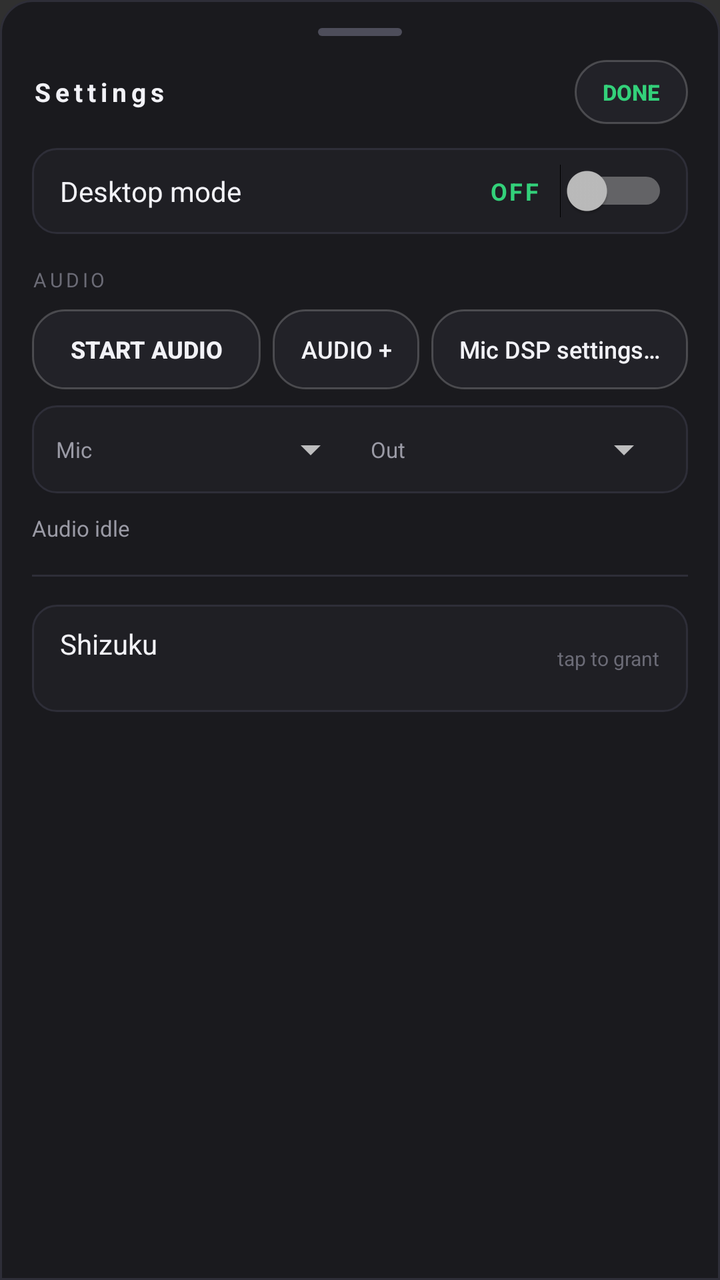
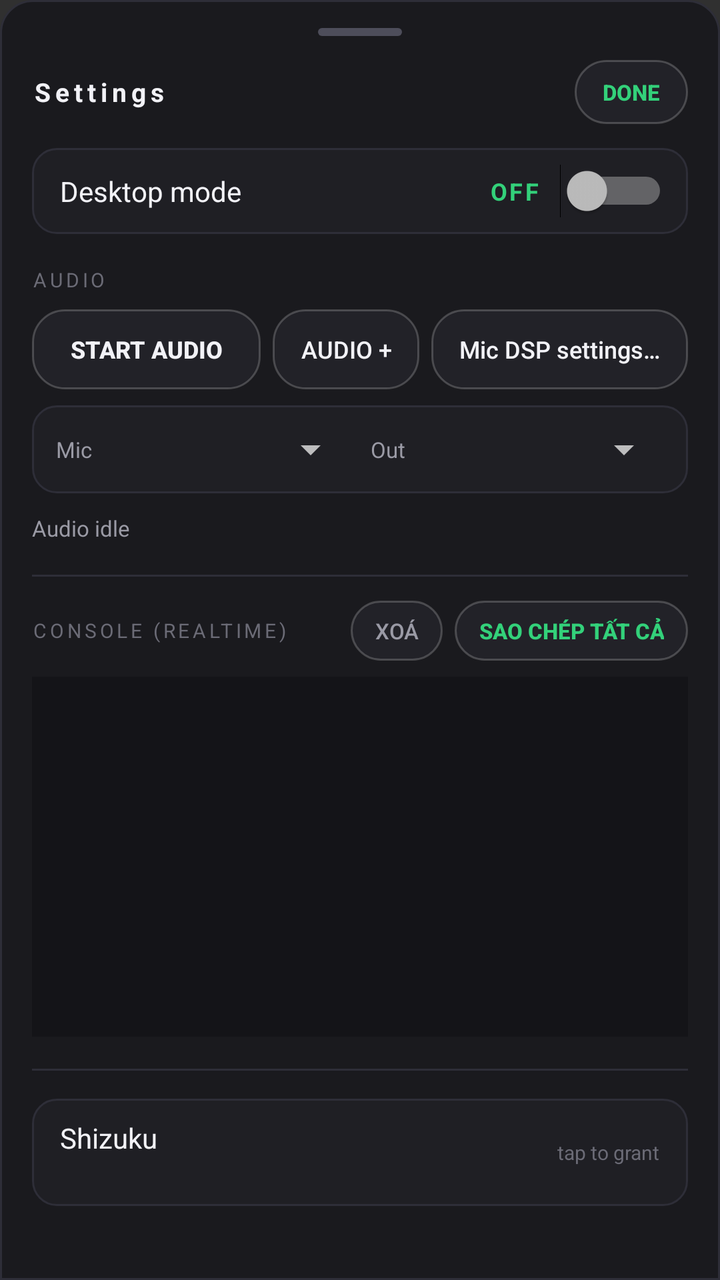

Screens rendered from an Android XML layout before and after an edit, with the pre-edit source and the edit as a unified diff.
<!-- AndroidManifest.xml: application theme Theme.AppCompat -->
<!-- res/layout/dialog_quick_settings.xml -->
<LinearLayout
    xmlns:android="http://schemas.android.com/apk/res/android"
    android:layout_width="match_parent"
    android:layout_height="wrap_content"
    android:background="@drawable/bg_bottom_sheet"
    android:orientation="vertical"
    android:paddingStart="16dp"
    android:paddingTop="8dp"
    android:paddingEnd="16dp"
    android:paddingBottom="22dp">

    
    <View
        android:layout_width="42dp"
        android:layout_height="4dp"
        android:layout_gravity="center_horizontal"
        android:layout_marginTop="6dp"
        android:background="@drawable/bg_sheet_handle" />

    <LinearLayout
        android:layout_width="match_parent"
        android:layout_height="wrap_content"
        android:layout_marginTop="12dp"
        android:gravity="center_vertical"
        android:orientation="horizontal">

        <TextView
            android:layout_width="0dp"
            android:layout_height="wrap_content"
            android:layout_weight="1"
            android:letterSpacing="0.18"
            android:text="@string/settings_title"
            android:textColor="#F2F2F7"
            android:textSize="13sp"
            android:textStyle="bold" />

        <Button
            android:id="@+id/btn_sheet_close"
            style="?attr/borderlessButtonStyle"
            android:layout_width="wrap_content"
            android:layout_height="32dp"
            android:background="@drawable/ripple_pill"
            android:minWidth="0dp"
            android:minHeight="0dp"
            android:paddingStart="14dp"
            android:paddingEnd="14dp"
            android:text="@string/settings_done"
            android:textColor="#33D17A"
            android:textSize="11sp"
            android:textStyle="bold" />
    </LinearLayout>

    
    <LinearLayout
        android:layout_width="match_parent"
        android:layout_height="wrap_content"
        android:layout_marginTop="12dp"
        android:background="@drawable/bg_setting_row"
        android:gravity="center_vertical"
        android:orientation="horizontal"
        android:paddingStart="14dp"
        android:paddingTop="8dp"
        android:paddingEnd="10dp"
        android:paddingBottom="8dp">

        <TextView
            android:layout_width="0dp"
            android:layout_height="wrap_content"
            android:layout_weight="1"
            android:text="@string/settings_desktop_mode"
            android:textColor="#F2F2F7"
            android:textSize="14sp" />

        <TextView
            android:id="@+id/desktop_state"
            android:layout_width="wrap_content"
            android:layout_height="wrap_content"
            android:letterSpacing="0.1"
            android:text="@string/settings_desktop_off"
            android:textColor="#33D17A"
            android:textSize="12sp"
            android:textStyle="bold" />

        <Switch
            android:id="@+id/switch_desktop"
            android:layout_width="wrap_content"
            android:layout_height="wrap_content"
            android:layout_marginStart="10dp" />
    </LinearLayout>

    
    <TextView
        android:layout_width="wrap_content"
        android:layout_height="wrap_content"
        android:layout_marginTop="16dp"
        android:letterSpacing="0.16"
        android:text="@string/settings_audio_section"
        android:textAllCaps="true"
        android:textColor="#6B6B76"
        android:textSize="10sp" />

    <LinearLayout
        android:layout_width="match_parent"
        android:layout_height="wrap_content"
        android:layout_marginTop="8dp"
        android:gravity="center_vertical"
        android:orientation="horizontal">

        <Button
            android:id="@+id/btn_audio"
            style="?attr/borderlessButtonStyle"
            android:layout_width="0dp"
            android:layout_height="40dp"
            android:layout_weight="1"
            android:background="@drawable/ripple_pill_selectable"
            android:minWidth="0dp"
            android:minHeight="0dp"
            android:text="@string/audio_start"
            android:textColor="#F2F2F7"
            android:textSize="12sp"
            android:textStyle="bold" />

        <Button
            android:id="@+id/btn_audio_panel_toggle"
            style="?attr/borderlessButtonStyle"
            android:layout_width="wrap_content"
            android:layout_height="40dp"
            android:layout_marginStart="6dp"
            android:background="@drawable/ripple_pill"
            android:minWidth="0dp"
            android:minHeight="0dp"
            android:paddingStart="14dp"
            android:paddingEnd="14dp"
            android:text="@string/audio_panel_show"
            android:textColor="#F2F2F7"
            android:textSize="12sp" />

        <Button
            android:id="@+id/btn_mic_dsp"
            style="?attr/borderlessButtonStyle"
            android:layout_width="wrap_content"
            android:layout_height="40dp"
            android:layout_marginStart="6dp"
            android:background="@drawable/ripple_pill"
            android:minWidth="0dp"
            android:minHeight="0dp"
            android:paddingStart="14dp"
            android:paddingEnd="14dp"
            android:text="@string/mic_dsp_title"
            android:textAllCaps="false"
            android:textColor="#F2F2F7"
            android:textSize="12sp" />
    </LinearLayout>

    
    <LinearLayout
        android:id="@+id/audio_controls"
        android:layout_width="match_parent"
        android:layout_height="wrap_content"
        android:layout_marginTop="8dp"
        android:background="@drawable/bg_setting_row"
        android:gravity="center_vertical"
        android:orientation="horizontal"
        android:paddingStart="12dp"
        android:paddingTop="4dp"
        android:paddingEnd="8dp"
        android:paddingBottom="4dp">

        <TextView
            android:layout_width="wrap_content"
            android:layout_height="wrap_content"
            android:text="@string/spinner_mic_label"
            android:textColor="#9A9AA5"
            android:textSize="11sp" />

        <Spinner
            android:id="@+id/input_device_spinner"
            android:layout_width="0dp"
            android:layout_height="36dp"
            android:layout_weight="1" />

        <TextView
            android:layout_width="wrap_content"
            android:layout_height="wrap_content"
            android:paddingStart="6dp"
            android:text="@string/spinner_out_label"
            android:textColor="#9A9AA5"
            android:textSize="11sp" />

        <Spinner
            android:id="@+id/output_device_spinner"
            android:layout_width="0dp"
            android:layout_height="36dp"
            android:layout_weight="1" />
    </LinearLayout>

    <TextView
        android:id="@+id/audio_status"
        android:layout_width="match_parent"
        android:layout_height="wrap_content"
        android:layout_marginTop="10dp"
        android:ellipsize="end"
        android:maxLines="1"
        android:text="@string/audio_idle"
        android:textColor="#9A9AA5"
        android:textSize="11sp" />

    
    <View
        android:layout_width="match_parent"
        android:layout_height="1dp"
        android:layout_marginTop="16dp"
        android:background="#2E2E38" />

    <LinearLayout
        android:id="@+id/shizuku_row"
        android:layout_width="match_parent"
        android:layout_height="wrap_content"
        android:layout_marginTop="14dp"
        android:background="@drawable/ripple_setting_row"
        android:clickable="true"
        android:focusable="true"
        android:gravity="center_vertical"
        android:orientation="horizontal"
        android:paddingStart="14dp"
        android:paddingTop="10dp"
        android:paddingEnd="14dp"
        android:paddingBottom="10dp">

        <LinearLayout
            android:layout_width="0dp"
            android:layout_height="wrap_content"
            android:layout_weight="1"
            android:orientation="vertical">

            <TextView
                android:layout_width="wrap_content"
                android:layout_height="wrap_content"
                android:text="@string/shizuku_label"
                android:textColor="#F2F2F7"
                android:textSize="14sp" />

            <TextView
                android:id="@+id/shizuku_status"
                android:layout_width="match_parent"
                android:layout_height="wrap_content"
                android:textColor="#9A9AA5"
                android:textSize="11sp" />
        </LinearLayout>

        <TextView
            android:layout_width="wrap_content"
            android:layout_height="wrap_content"
            android:text="@string/shizuku_hint"
            android:textColor="#6B6B76"
            android:textSize="10sp" />
    </LinearLayout>
</LinearLayout>
<!-- resources referenced by this layout -->
<resources>
  <!-- drawable bg_bottom_sheet (drawable) -->
  <?xml version="1.0" encoding="utf-8"?>
  <shape xmlns:android="http://schemas.android.com/apk/res/android" android:shape="rectangle">
      <solid android:color="#F21A1A1E" />
      <stroke android:width="1dp" android:color="#2E2E38" />
      <corners
          android:topLeftRadius="16dp"
          android:topRightRadius="16dp" />
  </shape>
  <!-- drawable bg_setting_row (drawable) -->
  <?xml version="1.0" encoding="utf-8"?>
  <shape xmlns:android="http://schemas.android.com/apk/res/android" android:shape="rectangle">
      <solid android:color="#3D2E2E38" />
      <stroke android:width="1dp" android:color="#2E2E38" />
      <corners android:radius="12dp" />
  </shape>
  <!-- drawable bg_sheet_handle (drawable) -->
  <?xml version="1.0" encoding="utf-8"?>
  <shape xmlns:android="http://schemas.android.com/apk/res/android" android:shape="rectangle">
      <solid android:color="#4D4D5A" />
      <corners android:radius="2dp" />
  </shape>
  <!-- drawable ripple_pill (drawable) -->
  <?xml version="1.0" encoding="utf-8"?>
  <ripple xmlns:android="http://schemas.android.com/apk/res/android"
      android:color="#33FFFFFF">
      <item android:drawable="@drawable/bg_pill_button" />
  </ripple>
  <!-- drawable ripple_pill_selectable (drawable) -->
  <?xml version="1.0" encoding="utf-8"?>
  <ripple xmlns:android="http://schemas.android.com/apk/res/android"
      android:color="#33FFFFFF">
      <item>
          <selector>
              <item android:state_selected="true" android:drawable="@drawable/bg_pill_button_active" />
              <item android:drawable="@drawable/bg_pill_button" />
          </selector>
      </item>
  </ripple>
  <!-- drawable ripple_setting_row (drawable) -->
  <?xml version="1.0" encoding="utf-8"?>
  <ripple xmlns:android="http://schemas.android.com/apk/res/android"
      android:color="#33FFFFFF">
      <item android:drawable="@drawable/bg_setting_row" />
  </ripple>
  <string name="audio_idle">Audio idle</string>
  <string name="audio_panel_show">Audio +</string>
  <string name="audio_start">Start audio</string>
  <string name="mic_dsp_title">Mic DSP settings…</string>
  <string name="settings_audio_section">Audio</string>
  <string name="settings_desktop_mode">Desktop mode</string>
  <string name="settings_desktop_off">OFF</string>
  <string name="settings_done">DONE</string>
  <string name="settings_title">Settings</string>
  <string name="shizuku_hint">tap to grant</string>
  <string name="shizuku_label">Shizuku</string>
  <string name="spinner_mic_label">Mic</string>
  <string name="spinner_out_label">Out</string>
  <!-- drawable bg_pill_button (drawable) -->
  <?xml version="1.0" encoding="utf-8"?>
  <shape xmlns:android="http://schemas.android.com/apk/res/android" android:shape="rectangle">
      <solid android:color="#662E2E38" />
      <stroke android:width="1dp" android:color="#33FFFFFF" />
      <corners android:radius="16dp" />
  </shape>
  <!-- drawable bg_pill_button_active (drawable) -->
  <?xml version="1.0" encoding="utf-8"?>
  <shape xmlns:android="http://schemas.android.com/apk/res/android" android:shape="rectangle">
      <solid android:color="#4033D17A" />
      <stroke android:width="1dp" android:color="#6633D17A" />
      <corners android:radius="16dp" />
  </shape>
</resources>

<!-- the commit's change to res/layout/dialog_quick_settings.xml (unified diff, before → after) -->
@@ -213,6 +213,75 @@
         android:background="#2E2E38" />
 
     <LinearLayout
+        android:layout_width="match_parent"
+        android:layout_height="wrap_content"
+        android:layout_marginTop="12dp"
+        android:gravity="center_vertical"
+        android:orientation="horizontal">
+
+        <TextView
+            android:layout_width="0dp"
+            android:layout_height="wrap_content"
+            android:layout_weight="1"
+            android:letterSpacing="0.16"
+            android:text="@string/console_title"
+            android:textAllCaps="true"
+            android:textColor="#6B6B76"
+            android:textSize="10sp" />
+
+        <Button
+            android:id="@+id/btn_console_clear"
+            style="?attr/borderlessButtonStyle"
+            android:layout_width="wrap_content"
+            android:layout_height="30dp"
+            android:background="@drawable/ripple_pill"
+            android:minWidth="0dp"
+            android:minHeight="0dp"
+            android:paddingStart="12dp"
+            android:paddingEnd="12dp"
+            android:text="@string/console_clear"
+            android:textColor="#9A9AA5"
+            android:textSize="11sp" />
+
+        <Button
+            android:id="@+id/btn_console_copy"
+            style="?attr/borderlessButtonStyle"
+            android:layout_width="wrap_content"
+            android:layout_height="30dp"
+            android:layout_marginStart="6dp"
+            android:background="@drawable/ripple_pill"
+            android:minWidth="0dp"
+            android:minHeight="0dp"
+            android:paddingStart="12dp"
+            android:paddingEnd="12dp"
+            android:text="@string/console_copy"
+            android:textColor="#33D17A"
+            android:textSize="11sp"
+            android:textStyle="bold" />
+    </LinearLayout>
+
+    <TextView
+        android:id="@+id/console_output"
+        android:layout_width="match_parent"
+        android:layout_height="180dp"
+        android:layout_marginTop="8dp"
+        android:background="#141418"
+        android:fontFamily="monospace"
+        android:gravity="top"
+        android:padding="10dp"
+        android:scrollbars="vertical"
+        android:textColor="#9A9AA5"
+        android:textIsSelectable="true"
+        android:textSize="10sp" />
+
+    
+    <View
+        android:layout_width="match_parent"
+        android:layout_height="1dp"
+        android:layout_marginTop="16dp"
+        android:background="#2E2E38" />
+
+    <LinearLayout
         android:id="@+id/shizuku_row"
         android:layout_width="match_parent"
         android:layout_height="wrap_content"
<!-- resource entries referenced after the edit -->
@@ -48,6 +48,9 @@
   <string name="audio_idle">Audio idle</string>
   <string name="audio_panel_show">Audio +</string>
   <string name="audio_start">Start audio</string>
+  <string name="console_clear">Xoá</string>
+  <string name="console_copy">Sao chép tất cả</string>
+  <string name="console_title">Console (realtime)</string>
   <string name="mic_dsp_title">Mic DSP settings…</string>
   <string name="settings_audio_section">Audio</string>
   <string name="settings_desktop_mode">Desktop mode</string>
